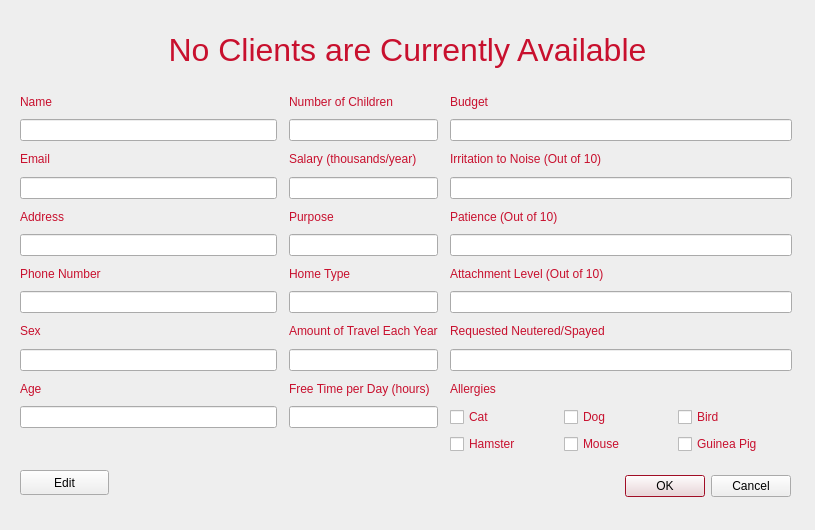
The window that cuACS/viewprofile.ui (cameronhawtin/Animal-Farm-cuACS) describes before a commit, drawn with Qt 5.
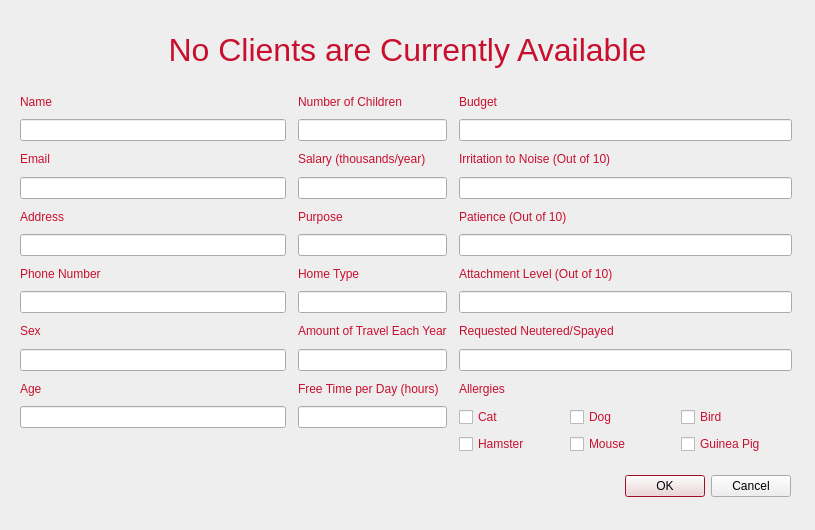
The same window after the commit.

Patch:
```diff
--- a/cuACS/viewprofile.ui
+++ b/cuACS/viewprofile.ui
@@ -264,7 +264,7 @@
      <height>364</height>
     </rect>
    </property>
-   <layout class="QGridLayout" name="gridLayout_24" columnstretch="3,1,4">
+   <layout class="QGridLayout" name="gridLayout_24" columnstretch="4,2,5">
     <property name="horizontalSpacing">
      <number>12</number>
     </property>
@@ -585,19 +585,6 @@
     </item>
    </layout>
   </widget>
-  <widget class="QPushButton" name="editButton">
-   <property name="geometry">
-    <rect>
-     <x>20</x>
-     <y>470</y>
-     <width>89</width>
-     <height>25</height>
-    </rect>
-   </property>
-   <property name="text">
-    <string>Edit</string>
-   </property>
-  </widget>
  </widget>
  <resources/>
  <connections>
```
